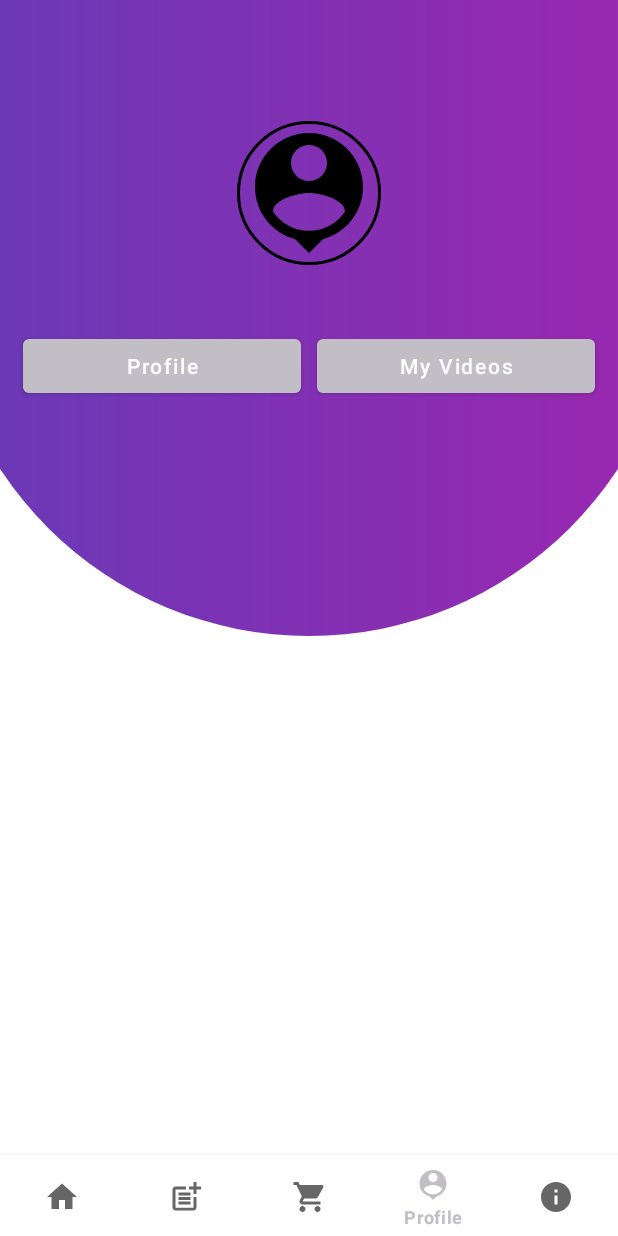
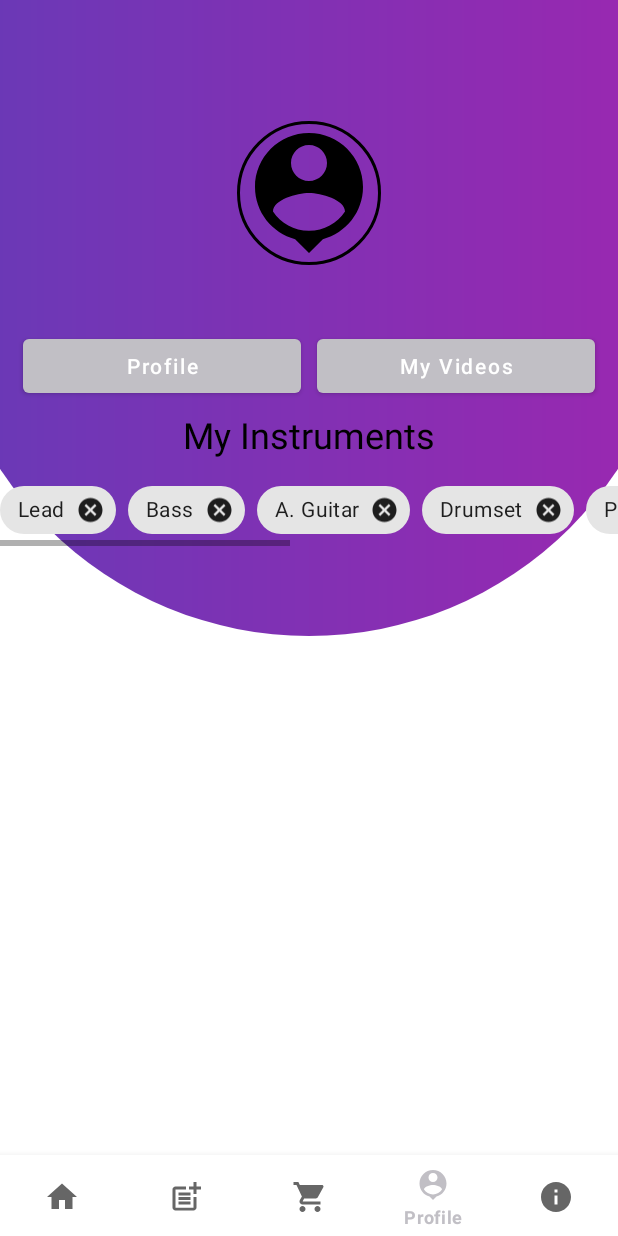
Before and after one commit to Muirush/WafungiConnect, an Android app: the ProfileFragment screen opened through its navigation route, on a phone screen of 412 x 824 dp. Run offline under Robolectric (Android 15) with nearby library versions, the phone set to English and light mode, and no system bars; our stand-ins replace CircleImageView, Firebase (no records; nobody signed in at launch, a user with empty details on screens opened directly), navigation-ui.

Commit message:
Profile instruments

```diff
--- a/app/src/main/res/layout/fragment_profile.xml
+++ b/app/src/main/res/layout/fragment_profile.xml
@@ -64,16 +64,106 @@
 
     </LinearLayout>
 
-    <androidx.fragment.app.FragmentContainerView
-        android:id="@+id/mySpace"
+    <LinearLayout
         android:layout_width="match_parent"
         android:layout_height="0dp"
-        app:layout_constraintEnd_toEndOf="parent"
-        app:layout_constraintStart_toStartOf="parent"
-        android:layout_margin="10dp"
-        app:layout_constraintTop_toBottomOf="@id/ll"
-        app:layout_constraintBottom_toTopOf="@id/bottomNav"
-        />
+        android:orientation="vertical"
+        app:layout_constraintBottom_toTopOf="@+id/bottomNav"
+        app:layout_constraintTop_toBottomOf="@+id/ll">
+        <TextView
+            android:layout_width="match_parent"
+            android:layout_height="wrap_content"
+            android:text="My Instruments"
+            android:gravity="center"
+            android:textColor="@color/black"
+            android:textSize="24sp"
+            />
+        <HorizontalScrollView
+            android:layout_marginTop="10dp"
+            android:layout_width="match_parent"
+            android:layout_height="wrap_content">
+            <com.google.android.material.chip.ChipGroup
+                android:layout_width="wrap_content"
+                android:layout_height="wrap_content"
+                android:id="@+id/chipInstrument"
+
+                >
+                <com.google.android.material.chip.Chip
+                    android:layout_width="wrap_content"
+                    android:layout_height="wrap_content"
+                    android:text="@string/leadguitar"
+                    android:id="@+id/leadG"
+                    style="@style/Widget.MaterialComponents.Chip.Entry"
+                    />
+                <com.google.android.material.chip.Chip
+                    android:layout_width="wrap_content"
+                    android:layout_height="wrap_content"
+                    android:text="@string/bassguitar"
+                    style="@style/Widget.MaterialComponents.Chip.Entry"
+                    android:id="@+id/bassG"
+                    />
+                <com.google.android.material.chip.Chip
+                    style="@style/Widget.MaterialComponents.Chip.Entry"
+                    android:layout_width="wrap_content"
+                    android:layout_height="wrap_content"
+                    android:text="@string/accousticguitar"
+                    android:id="@+id/Acoustic"
+                    />
+                <com.google.android.material.chip.Chip
+                    style="@style/Widget.MaterialComponents.Chip.Entry"
+                    android:layout_width="wrap_content"
+                    android:layout_height="wrap_content"
+                    android:text="@string/Drums"
+                    android:id="@+id/drumset"
+                    />
+                <com.google.android.material.chip.Chip
+                    style="@style/Widget.MaterialComponents.Chip.Entry"
+                    android:layout_width="wrap_content"
+                    android:layout_height="wrap_content"
+                    android:text="@string/piano"
+                    android:id="@+id/piano"
+                    />
+                <com.google.android.material.chip.Chip
+                    style="@style/Widget.MaterialComponents.Chip.Entry"
+                    android:layout_width="wrap_content"
+                    android:layout_height="wrap_content"
+                    android:text="@string/violin"
+                    android:id="@+id/violin"
+                    />
+                <com.google.android.material.chip.Chip
+                    style="@style/Widget.MaterialComponents.Chip.Entry"
+                    android:layout_width="wrap_content"
+                    android:layout_height="wrap_content"
+                    android:text="@string/percussion"
+                    android:id="@+id/percussion"
+                    />
+                <com.google.android.material.chip.Chip
+                    style="@style/Widget.MaterialComponents.Chip.Entry"
+                    android:layout_width="wrap_content"
+                    android:layout_height="wrap_content"
+                    android:text="@string/sax"
+                    android:id="@+id/sax"
+                    />
+                <com.google.android.material.chip.Chip
+                    style="@style/Widget.MaterialComponents.Chip.Entry"
+                    android:layout_width="wrap_content"
+                    android:layout_height="wrap_content"
+                    android:text="@string/trumpet"
+                    android:id="@+id/triangle"
+                    />
+
+
+
+            </com.google.android.material.chip.ChipGroup>
+
+
+        </HorizontalScrollView>
+
+
+    </LinearLayout>
+
+
+
 
 
 
--- a/app/src/main/res/values/strings.xml
+++ b/app/src/main/res/values/strings.xml
@@ -5,4 +5,14 @@
     <string name="username">Username</string>
     <string name="password">Password</string>
     <string name="latest_videos">Latest Videos</string>
+<!--  Instruments  -->
+    <string name="leadguitar">Lead</string>
+    <string name="bassguitar">Bass </string>
+    <string name="accousticguitar">A. Guitar</string>
+    <string name="Drums">Drumset</string>
+    <string name="piano">Piano</string>
+    <string name="violin">Guitar</string>
+    <string name="percussion">Percussion</string>
+    <string name="sax">Sax</string>
+    <string name="trumpet">Trumpet</string>
 </resources>
```
